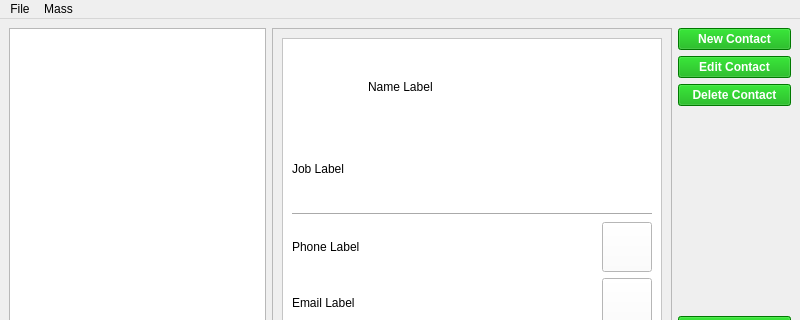
Qt form contacts.ui (delivite/phonebook) before a commit; both pictures show x 0 to 800 and y 0 to 320 of the 800 by 600 pixel window.
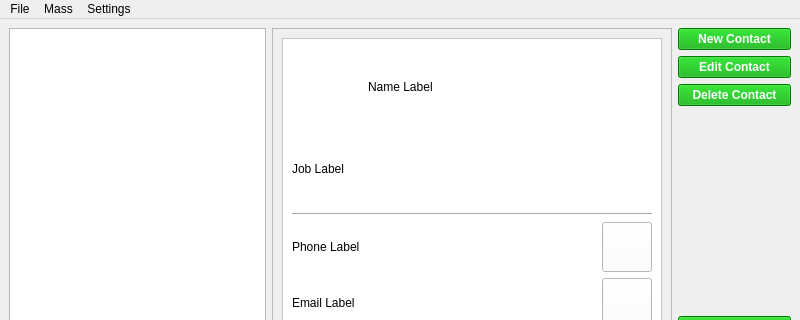
The same form after that commit. Icons and pictures are not drawn.

Diff of the .ui file:
```diff
--- a/contacts.ui
+++ b/contacts.ui
@@ -466,8 +466,15 @@
     <addaction name="separator"/>
     <addaction name="actionEmail_All_Contacts"/>
    </widget>
+   <widget class="QMenu" name="menuSettings">
+    <property name="title">
+     <string>Settings</string>
+    </property>
+    <addaction name="actionSMTP_Settings"/>
+   </widget>
    <addaction name="menuFile"/>
    <addaction name="menuEmail_All_Contacts"/>
+   <addaction name="menuSettings"/>
   </widget>
   <widget class="QStatusBar" name="statusbar"/>
   <action name="actionNew_Contact">
```
Left out of the diff: 5 changed lines with no effect on the pictures.
